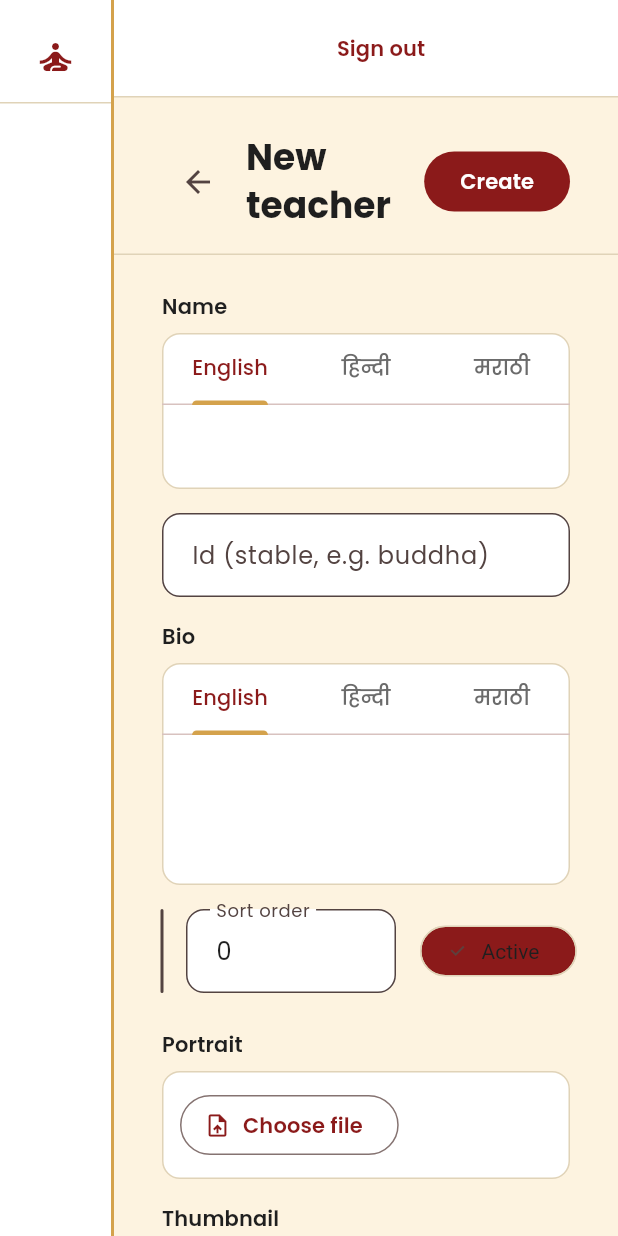
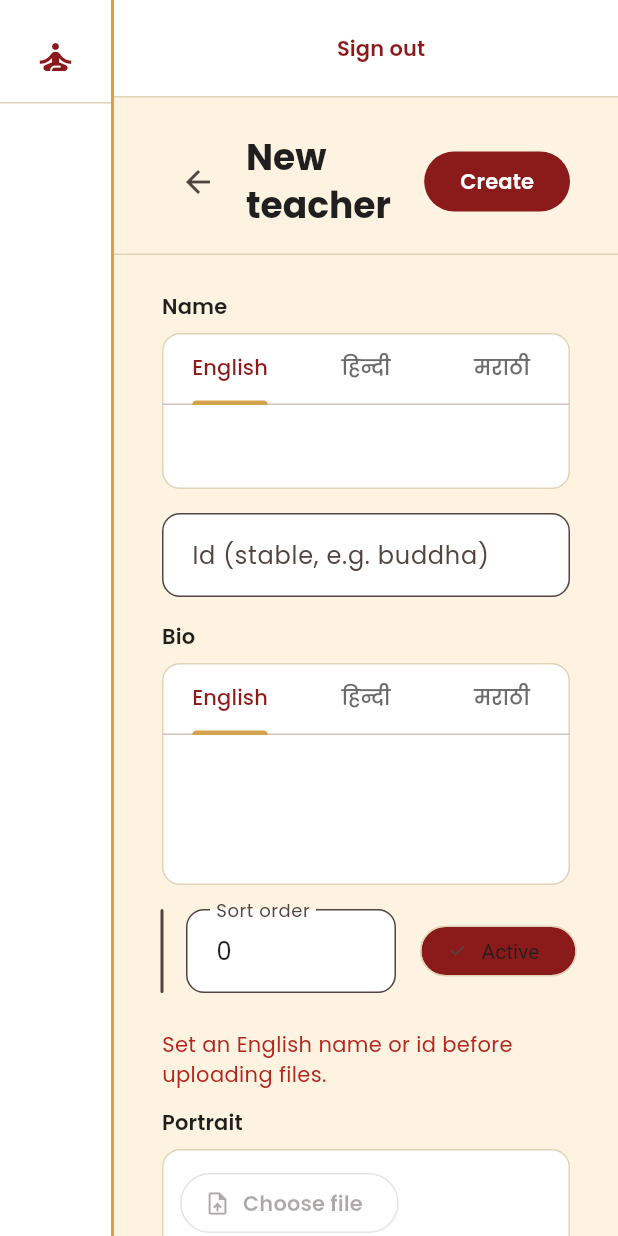
Before and after one commit to geekyprem1/buddhaapp, a Flutter app: the TeacherFormPage screen opened by its route, on a phone screen of 412 x 824 dp. Run offline on Flutter 3.47's test engine with Material 3 defaults, Android fonts, the phone set to English and light mode, and no system bars; our stand-ins replace audio_service, cached_network_image, cloud_firestore, cloud_functions, connectivity_plus, equatable and 20 more; missing offline and left inert: firebase_app_check; accounts and stored records are empty; generated files the repository leaves out were written again; statements that could not run were skipped.

Commit message:
fix: guard teacher uploads until ID is valid

```diff
--- a/apps/admin/lib/app/admin_strings.dart
+++ b/apps/admin/lib/app/admin_strings.dart
@@ -105,6 +105,8 @@ abstract class AdminStrings {
   static const moduleField = 'Module';
   static const nameField = 'Name';
   static const bioField = 'Bio';
+  static const teacherUploadIdRequired =
+      'Set an English name or id before uploading files.';
   static const portrait = 'Portrait';
   static const thumbnail = 'Thumbnail';
   static const signature = 'Signature';
--- a/apps/admin/lib/features/teachers/presentation/teacher_form_page.dart
+++ b/apps/admin/lib/features/teachers/presentation/teacher_form_page.dart
@@ -263,9 +263,19 @@ class _TeacherFormPageState extends ConsumerState<TeacherFormPage> {
               ],
             ),
             const SizedBox(height: 24),
+            if (storageId.isEmpty) ...[
+              Text(
+                AdminStrings.teacherUploadIdRequired,
+                style: Theme.of(context).textTheme.bodyMedium?.copyWith(
+                      color: Theme.of(context).colorScheme.error,
+                    ),
+              ),
+              const SizedBox(height: 12),
+            ],
             UploadField(
               label: AdminStrings.portrait,
               valueUrl: _portrait,
+              enabled: storageId.isNotEmpty,
               storagePathBuilder: (ext) =>
                   StoragePaths.teacherPortrait(storageId, ext),
               onUploaded: (url) {
@@ -279,6 +289,7 @@ class _TeacherFormPageState extends ConsumerState<TeacherFormPage> {
             UploadField(
               label: AdminStrings.thumbnail,
               valueUrl: _thumb,
+              enabled: storageId.isNotEmpty,
               storagePathBuilder: (ext) =>
                   StoragePaths.teacherThumb(storageId, ext),
               onUploaded: (url) {
@@ -292,6 +303,7 @@ class _TeacherFormPageState extends ConsumerState<TeacherFormPage> {
             UploadField(
               label: AdminStrings.signature,
               valueUrl: _signature,
+              enabled: storageId.isNotEmpty,
               storagePathBuilder: (ext) =>
                   StoragePaths.teacherSignature(storageId, ext),
               onUploaded: (url) {
```
